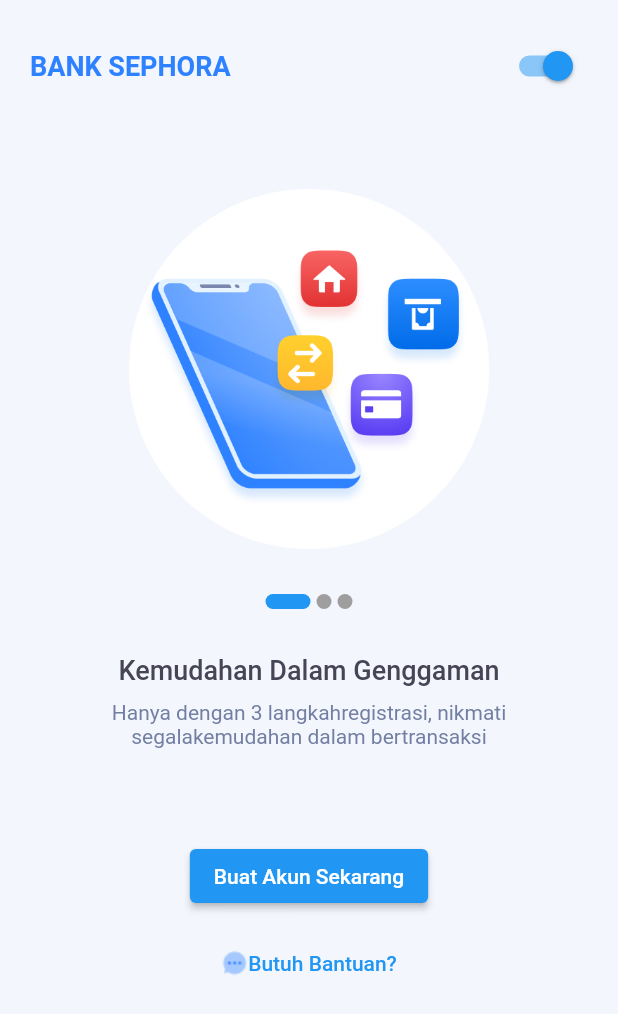
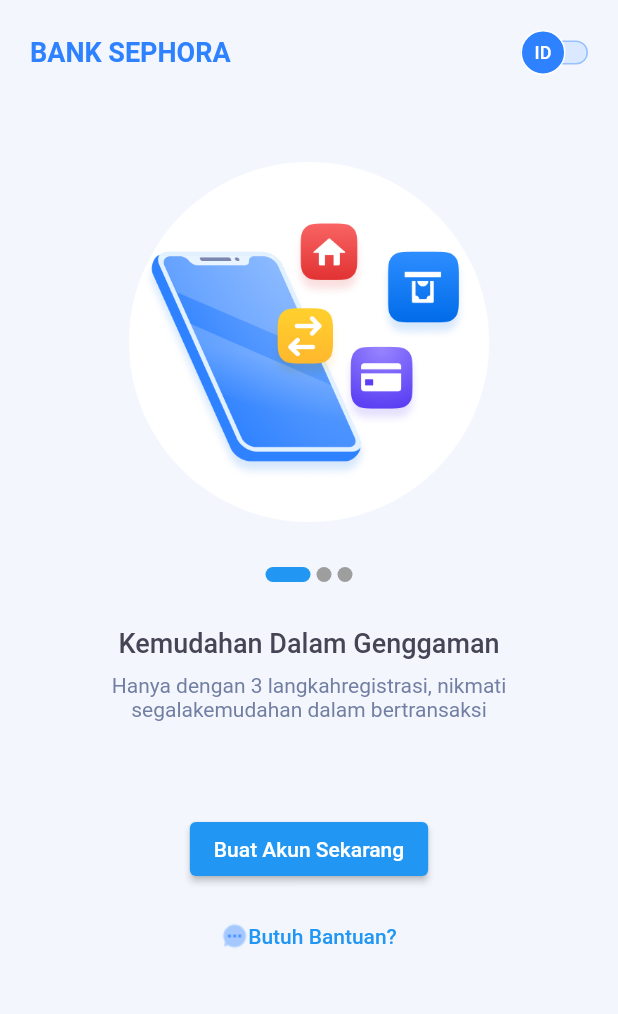
Before and after one commit to wandx/sephora, a Flutter app: the screen it shows after launch, on a phone screen of 412 x 824 dp. Shown: the top 1014 px of the screen. Run offline on Flutter 3.47's test engine with Material 2 defaults, Android fonts, the phone set to English and light mode, and no system bars.

Commit message:
add animated language switcher

```diff
--- a/lib/on_boarding/screens/on_boarding_screen.dart
+++ b/lib/on_boarding/screens/on_boarding_screen.dart
@@ -1,4 +1,5 @@
 import 'package:flutter/material.dart';
+import 'package:sephore/on_boarding/widgets/language_switcher.dart';
 import 'package:sephore/on_boarding/widgets/on_boarding_carousel.dart';
 import 'package:sephore/on_boarding/widgets/on_boarding_indicator.dart';
 
@@ -30,9 +31,10 @@
                     color: Color(0xFF2F82FF),
                   ),
                 ),
-                Switch(
-                  value: true,
-                  onChanged: (v) {},
+                LanguageSwitcher(
+                  isID: (isId) {
+                    print(isId ? 'Bahasa' : 'English');
+                  },
                 ),
               ],
             ),
--- /dev/null
+++ b/lib/on_boarding/widgets/language_switcher.dart
@@ -0,0 +1,94 @@
+import 'package:flutter/material.dart';
+
+class LanguageSwitcher extends StatefulWidget {
+  const LanguageSwitcher({super.key, required this.isID});
+
+  final Function(bool) isID;
+
+  @override
+  State<LanguageSwitcher> createState() => _LanguageSwitcherState();
+}
+
+class _LanguageSwitcherState extends State<LanguageSwitcher>
+    with SingleTickerProviderStateMixin {
+  final _switcherWidth = 45.0;
+  final _switcherHeight = 16.0;
+  final _circleSize = 30.0;
+  final _containerHeight = 30.0;
+  final _animationDuration = 100;
+
+  bool _isID = true;
+
+  late AnimationController _animationController;
+  late Animation _horizontalMovementAnimation;
+
+  @override
+  void initState() {
+    super.initState();
+    _animationController = AnimationController(
+      vsync: this,
+      duration: Duration(milliseconds: _animationDuration),
+    );
+    _horizontalMovementAnimation = Tween<double>(
+      begin: 0.0,
+      end: _switcherWidth - _circleSize,
+    ).animate(_animationController);
+    _animationController.addListener(() {
+      setState(() {});
+    });
+  }
+
+  @override
+  Widget build(BuildContext context) {
+    return SizedBox(
+      width: _switcherWidth,
+      height: _containerHeight,
+      child: GestureDetector(
+        onTap: () {
+          setState(() => _isID = !_isID);
+          widget.isID(_isID);
+          if (_isID) {
+            _animationController.reverse();
+          } else {
+            _animationController.forward();
+          }
+        },
+        child: Stack(
+          children: [
+            Align(
+              alignment: Alignment.center,
+              child: Container(
+                width: _switcherWidth,
+                height: _switcherHeight,
+                decoration: BoxDecoration(
+                  color: const Color(0xFFDAE9FF),
+                  border: Border.all(color: const Color(0xFF98C1FF)),
+                  borderRadius: BorderRadius.circular(_switcherHeight),
+                ),
+              ),
+            ),
+            Container(
+              margin: EdgeInsets.only(left: _horizontalMovementAnimation.value),
+              width: _circleSize,
+              height: _circleSize,
+              decoration: BoxDecoration(
+                color: const Color(0xFF2F82FF),
+                border: Border.all(color: Colors.white),
+                shape: BoxShape.circle,
+              ),
+              alignment: Alignment.center,
+              child: Text(
+                _isID ? 'ID' : 'EN',
+                style: const TextStyle(
+                  fontSize: 12,
+                  fontWeight: FontWeight.w500,
+                  color: Colors.white,
+                ),
+              ),
+            ),
+          ],
+        ),
+      ),
+    );
+  }
+}
```
